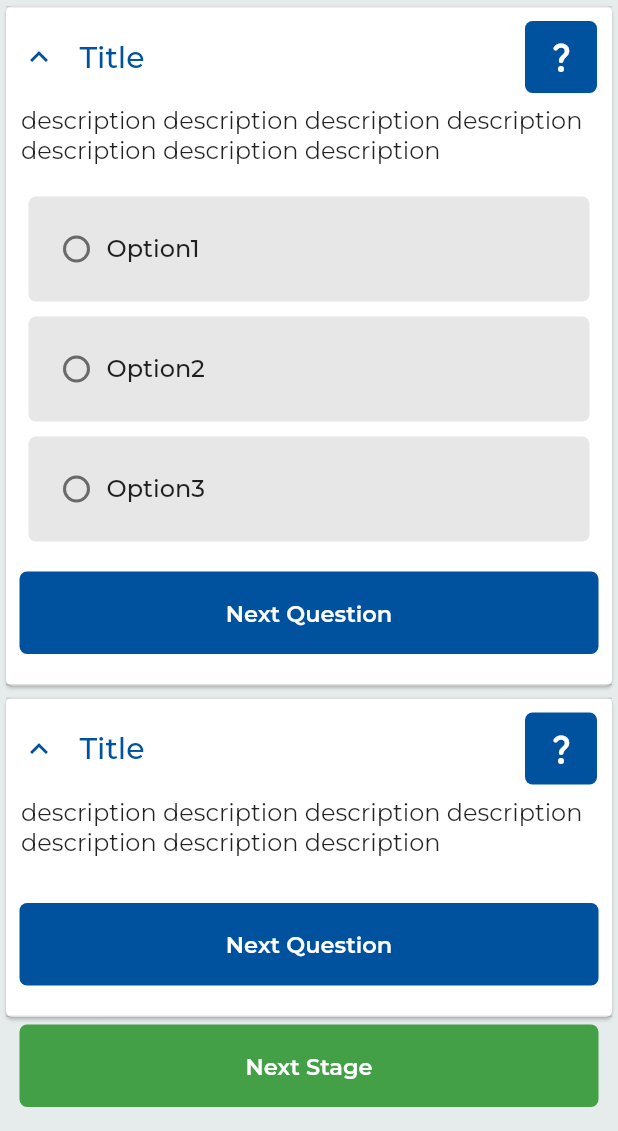
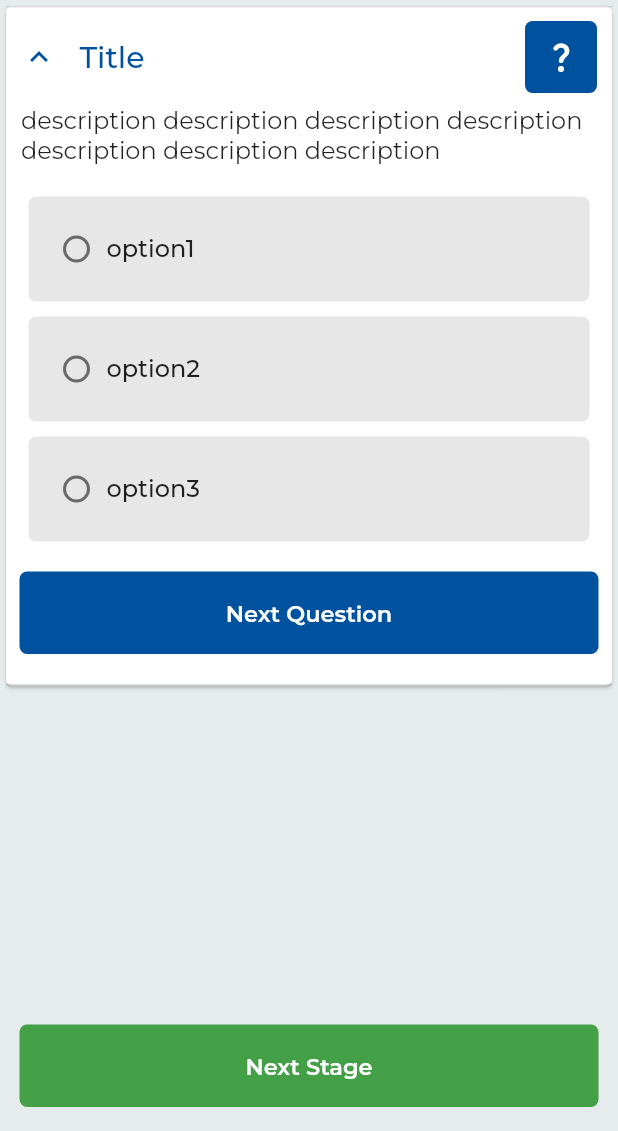
Before and after one commit to aazirani/guide_wizard, a Flutter app: the screen it shows after launch, on a phone screen of 412 x 824 dp, the part 105-1236 px from its top. Run offline on Flutter 3.47's test engine with Material 2 defaults, Android fonts, the phone set to English and light mode, and no system bars; our stand-ins replace another_flushbar, dio, flutter_mobx, get_it, google_fonts, mobx and 3 more; missing offline and left inert: flutter_expanded_tile, material_dialog, xxtea; generated files the repository leaves out were written again.

Commit message:
Add TextQuestion model

```diff
--- /dev/null
+++ b/lib/models/question/text_question.dart
@@ -0,0 +1,16 @@
+class TextQuestion {
+  String title, description;
+  List<Map<String, dynamic>> options;
+  bool multiChoice, isAnswered=false;
+
+  TextQuestion({
+    required this.title,
+    required this.description,
+    required this.options,
+    required this.multiChoice,
+  });
+
+  void answer(){
+    isAnswered=true;
+  }
+}
--- a/lib/ui/questions/questions_list_page.dart
+++ b/lib/ui/questions/questions_list_page.dart
@@ -1,7 +1,8 @@
 import 'package:flutter/material.dart';
 import '../../constants/colors.dart';
 import 'dart:math' as math;
-import 'text_question.dart';
+import '../../models/question/text_question.dart';
+import 'text_question_widget.dart';
 import 'package:flutter_expanded_tile/flutter_expanded_tile.dart';
 
 class QuestionsListPage extends StatefulWidget {
@@ -24,6 +25,9 @@ class _QuestionsListPageState extends State<QuestionsListPage> {
   }
 
   double _getScreenWidth()=>MediaQuery.of(context).size.width;
+
+
+
 
   Widget _buildFloatingActionButton() {
     return TextButton(
@@ -65,8 +69,18 @@ class _QuestionsListPageState extends State<QuestionsListPage> {
       appBar: _buildAppBar(),
       body: ListView(
         children: [
-          TextQuestion(title: "Title", description: "description description description description description description description", options: ["Option1", "Option2", "Option3"], expanded: true, multiChoice: false),
-          TextQuestion(title: "Title", description: "description description description description description description description", options: [], expanded: true, multiChoice: false),
+          TextQuestionWidget(
+            textQuestion: TextQuestion(
+              title: "Title",
+              description: "description description description description description description description",
+              options: [
+                {"title": "option1", "selected":false},
+                {"title": "option2", "selected":false},
+                {"title": "option3", "selected":false},
+              ],
+                multiChoice: true
+            ),
+            expanded: true),
           SizedBox(height: 80,),
         ],
       ),
--- a/lib/ui/questions/text_question.dart
+++ b/lib/ui/questions/text_question_widget.dart
@@ -1,29 +1,24 @@
 import 'package:flutter/material.dart';
 import '../../constants/colors.dart';
 import 'dart:math' as math;
-import 'package:flutter_expanded_tile/flutter_expanded_tile.dart';
+import '../../models/question/text_question.dart';
 
-class TextQuestion extends StatefulWidget {
-  String title, description;
-  List<String> options;
-  bool multiChoice, expanded;
+class TextQuestionWidget extends StatefulWidget {
+  TextQuestion textQuestion;
+  bool expanded;
 
-  TextQuestion(
+  TextQuestionWidget(
       {Key? key,
-      required this.title,
-      required this.description,
-      required this.options,
-      required this.expanded,
-      required this.multiChoice})
+      required this.textQuestion,
+      required this.expanded,})
       : super(key: key);
 
   @override
-  State<TextQuestion> createState() => _TextQuestionState();
+  State<TextQuestionWidget> createState() => _TextQuestionWidgetState();
 }
 
-class _TextQuestionState extends State<TextQuestion> {
+class _TextQuestionWidgetState extends State<TextQuestionWidget> {
   double _getScreenWidth() => MediaQuery.of(context).size.width;
-  late List<Map<String, dynamic>> _options_data=widget.options.map((e) => {"title":e, "value":false}).toList();
 
   @override
   Widget build(BuildContext context) {
@@ -58,7 +53,7 @@ class _TextQuestionState extends State<TextQuestion> {
                 width: 15,
               ),
               Text(
-                widget.title,
+                widget.textQuestion.title,
                 style: TextStyle(fontSize: 20, fontWeight: FontWeight.w500),
               ),
             ],
@@ -71,19 +66,19 @@ class _TextQuestionState extends State<TextQuestion> {
 
     Widget _buildOptionsList(){
       return Column(
-        children: _options_data.map((option) =>
+        children: widget.textQuestion.options.map((option) =>
             Container(
               margin: const EdgeInsets.only(left: 15, right: 15, top: 10),
               child: CheckboxListTile(
                 shape: RoundedRectangleBorder(
-                  side: BorderSide(color: option["value"] ? Colors.black:Colors.transparent, width: 2),
+                  side: BorderSide(color: option["selected"] ? Colors.black:Colors.transparent, width: 2),
                   borderRadius: BorderRadius.circular(5),
                 ),
                 checkboxShape: CircleBorder(),
-                value: option["value"],
+                value: option["selected"],
                 onChanged: (value) {
                   setState(() {
-                    _options_data.elementAt(_options_data.indexOf(option))["value"]=value;
+                    widget.textQuestion.options.elementAt(widget.textQuestion.options.indexOf(option))["selected"]=value;
                   });
                 },
                 title: Text(option["title"]),
@@ -119,7 +114,7 @@ class _TextQuestionState extends State<TextQuestion> {
       return Container(
         margin: const EdgeInsets.only(left: 10, right: 10, bottom: 10),
         child: Text(
-          widget.description,
+          widget.textQuestion.description,
         ),
       );
     }
```
